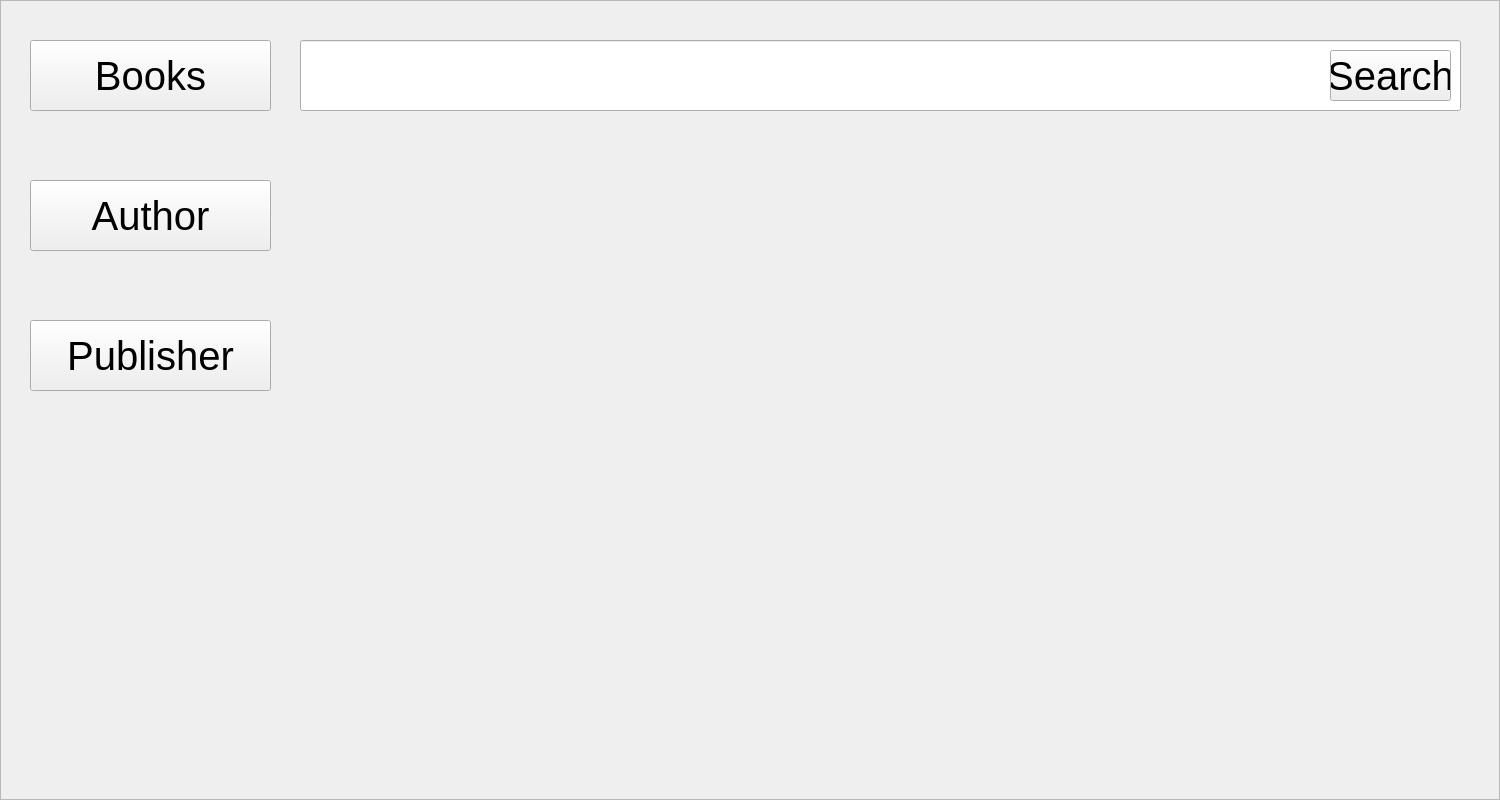
First picture: the form in BookClubProject/Users/searchwindow.ui, repository mohammadshirizadeh-sudo/book-club, before the edit.
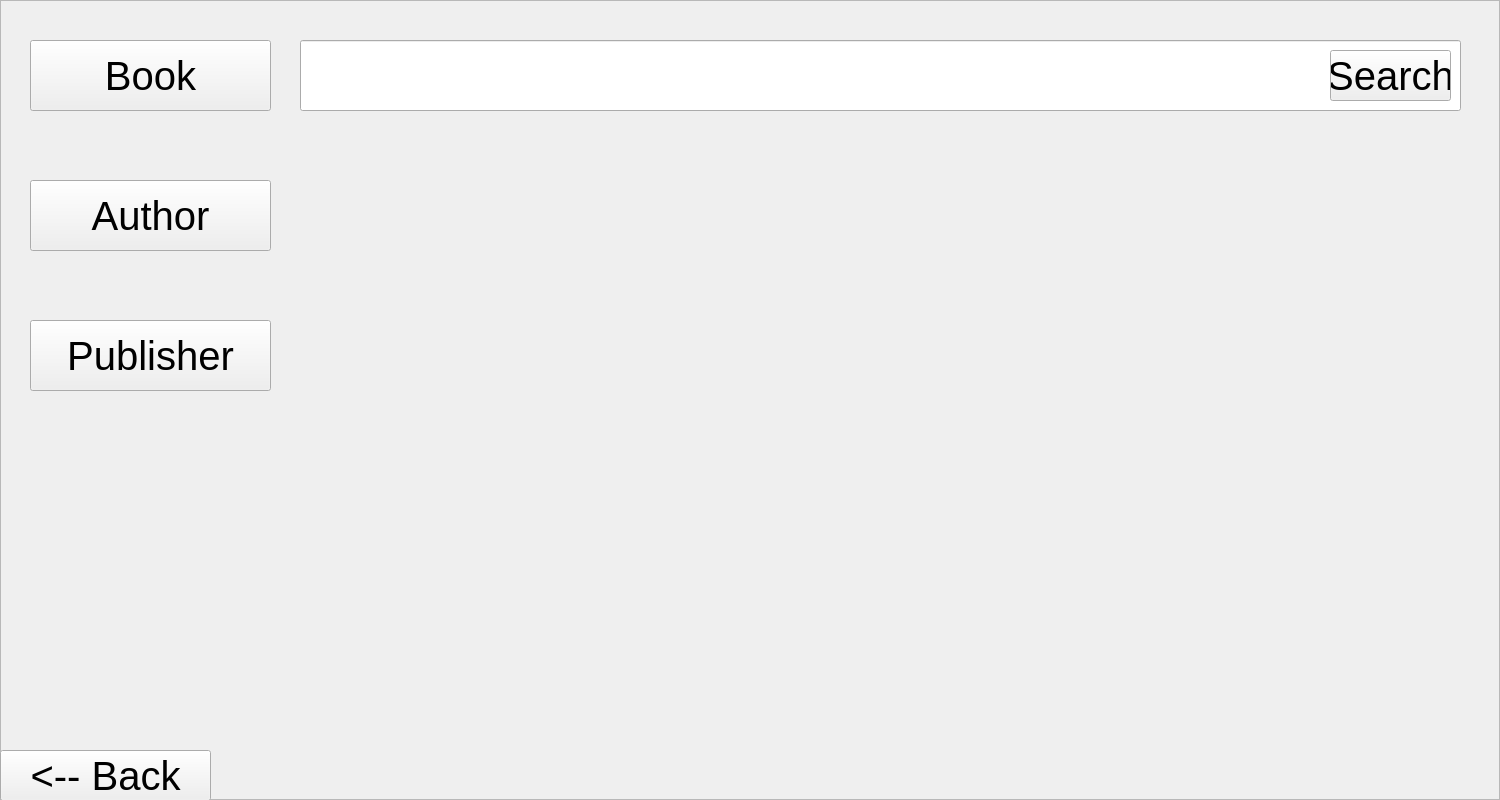
Second picture: the form after the edit. Icons and pictures are not drawn.

```diff
--- a/BookClubProject/Users/searchwindow.ui
+++ b/BookClubProject/Users/searchwindow.ui
@@ -55,7 +55,7 @@
 </string>
     </property>
     <property name="text">
-     <string>Books</string>
+     <string>Book</string>
     </property>
    </widget>
    <widget class="QPushButton" name="pushButton_2">
@@ -143,8 +143,8 @@
    <widget class="QLabel" name="label">
     <property name="geometry">
      <rect>
-      <x>20</x>
-      <y>480</y>
+      <x>30</x>
+      <y>430</y>
       <width>241</width>
       <height>231</height>
      </rect>
@@ -160,6 +160,27 @@
      <string/>
     </property>
    </widget>
+   <widget class="QPushButton" name="backPushButton">
+    <property name="geometry">
+     <rect>
+      <x>0</x>
+      <y>750</y>
+      <width>211</width>
+      <height>51</height>
+     </rect>
+    </property>
+    <property name="styleSheet">
+     <string notr="true">QPushButton {
+	font: 700 9pt &quot;Script MT Bold&quot;;
+	font-size:40px;
+	color: rgb(0, 0, 0);
+}
+</string>
+    </property>
+    <property name="text">
+     <string>&lt;-- Back</string>
+    </property>
+   </widget>
   </widget>
  </widget>
  <resources>
```
Left out of the diff: 8 changed lines with no effect on the pictures.
